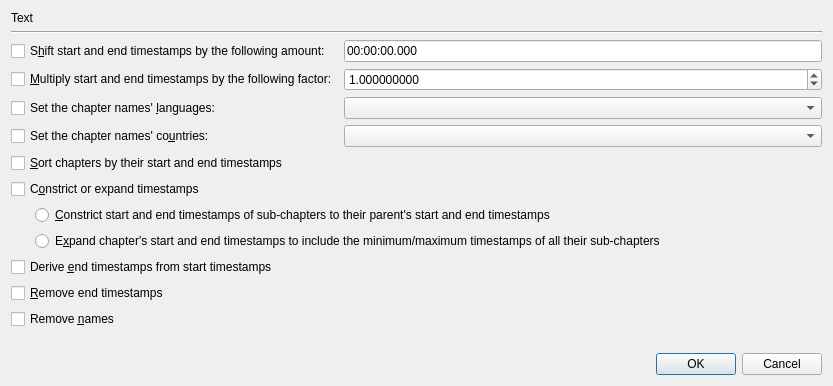
Before: the Qt Designer form src/mkvtoolnix-gui/forms/chapter_editor/mass_modification_dialog.ui in jpsdr/MKVToolnix-Windows-7, drawn with Qt 5.
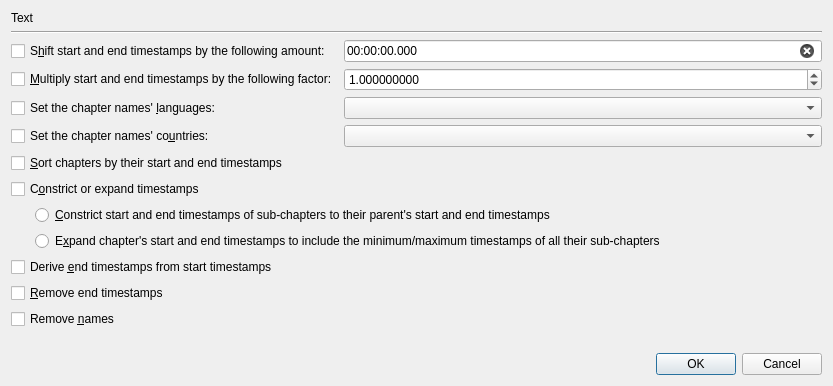
After: the same form once the commit is applied. Custom widgets are drawn as their Qt base class.

Commit message:
GUI: show "clear text" buttons in line edits & combo boxes
Part of the implementation of #2654.

What changed in the file:
```diff
--- a/src/mkvtoolnix-gui/forms/chapter_editor/mass_modification_dialog.ui
+++ b/src/mkvtoolnix-gui/forms/chapter_editor/mass_modification_dialog.ui
@@ -68,6 +68,9 @@
        <property name="text">
         <string notr="true">00:00:00.000</string>
        </property>
+       <property name="clearButtonEnabled">
+        <bool>true</bool>
+       </property>
       </widget>
      </item>
      <item row="2" column="1">
```
The commit also changes 20 other files.
